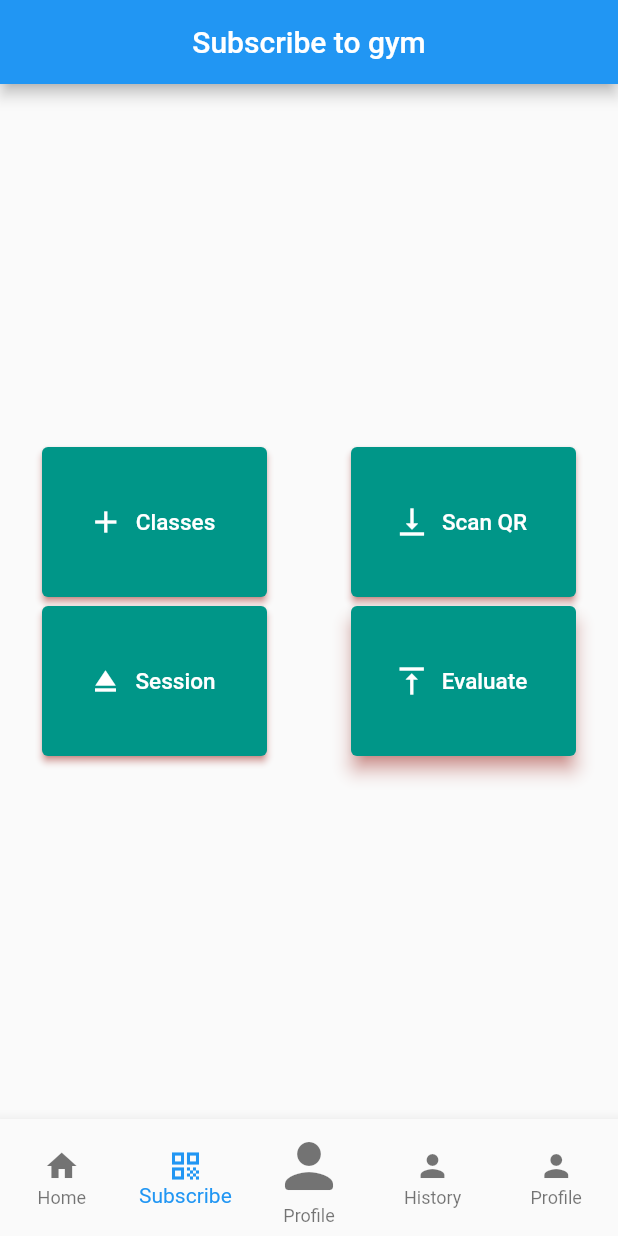
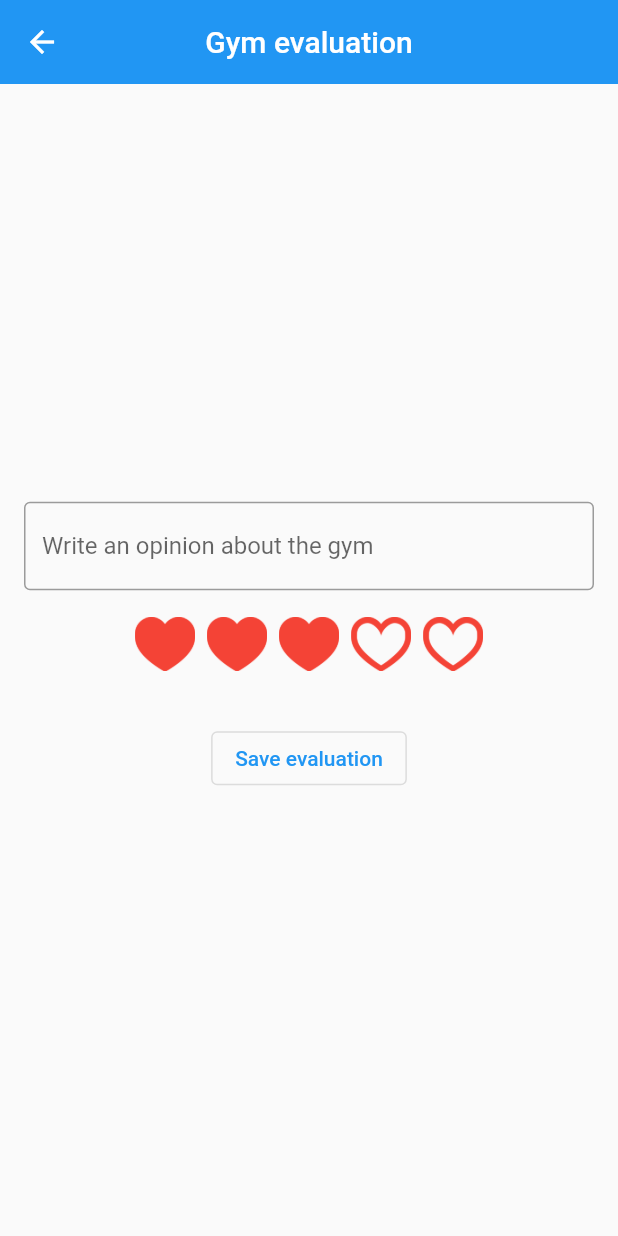
Before and after one commit to joao-martins-inf/trainees_flutter, a Flutter app: the screen it shows after launch, item 2 of the bottom bar chosen, after a tap on "Evaluate", on a phone screen of 412 x 824 dp. Run offline on Flutter 3.47's test engine with Material 2 defaults, Android fonts, the phone set to English and light mode, and no system bars; drawn by our look-alikes of flutter_rating_bar; missing offline and left inert: qr_code_scanner.

Commit message:
Evaluate gym done

```diff
--- a/lib/main.dart
+++ b/lib/main.dart
@@ -1,6 +1,7 @@
 import 'package:flutter/material.dart';
 import 'package:trainees_flutter/screens/home.dart';
-import 'package:trainees_flutter/screens/login.dart';
+import 'package:trainees_flutter/screens/gym/qrScanner/qrScanner.dart';
+import 'package:trainees_flutter/screens/gym/evaluate/evaluate.dart';
 
 
 void main() {
@@ -13,7 +14,12 @@ class App extends StatelessWidget {
     return MaterialApp(
       title: 'Flutter Demo',
       debugShowCheckedModeBanner: false,
-      home: Home(),
+      initialRoute: '/home',
+      routes: {
+        '/home':(context) => Home(),
+        '/scan': (context) => QRViewExample(),
+        '/evaluate': (context) => Evaluate(),
+      },
     );
   }
 }
--- /dev/null
+++ b/lib/screens/gym/evaluate/evaluate.dart
@@ -0,0 +1,84 @@
+import 'package:flutter/material.dart';
+import 'package:flutter_rating_bar/flutter_rating_bar.dart';
+
+class Evaluate extends StatefulWidget{
+
+  @override
+  State<StatefulWidget> createState() => _EvaluateState();
+
+}
+
+class _EvaluateState extends State<Evaluate> {
+
+  @override
+  Widget build(BuildContext context) {
+    return Scaffold(
+      appBar:(AppBar(
+        backgroundColor: Colors.blue,
+        title: Text("Gym evaluation"),
+        centerTitle: true,
+        elevation:0,
+      )),
+      body:Center(
+        child: Column(
+          mainAxisAlignment: MainAxisAlignment.center,
+          crossAxisAlignment: CrossAxisAlignment.center,
+          children: [
+            Padding(
+                padding:EdgeInsets.symmetric(horizontal:16.0),
+                child:
+
+            TextFormField(
+                decoration: InputDecoration(
+                    border: OutlineInputBorder(),
+                    labelText: "Write an opinion about the gym",
+                ),
+
+            ),
+            ),
+          Padding(
+            padding:EdgeInsets.symmetric(vertical:16.0),
+            child:
+
+          RatingBar(
+          initialRating: 3,
+          direction: Axis.horizontal,
+          allowHalfRating: true,
+          itemCount: 5,
+          ratingWidget: RatingWidget(
+            full: _image('assets/images/heart.png'),
+            half: _image('assets/images/heart_half.png'),
+            empty: _image('assets/images/heart_border.png'),
+          ),
+          itemPadding: EdgeInsets.symmetric(horizontal: 4.0),
+          onRatingUpdate: (rating) {
+            print(rating);
+          },
+        ),
+          ),
+            Padding(
+              padding: EdgeInsets.symmetric(vertical: 16.0),
+              child:
+              OutlinedButton(
+                onPressed: () {
+                  // Respond to button press
+                },
+                child: Text("Save evaluation"),
+              )
+            )
+          ],
+        )
+      ),
+    );
+  }
+
+}
+
+Widget _image(String asset) {
+  return Image.asset(
+    asset,
+    height: 30.0,
+    width: 30.0,
+    color: Colors.red,
+  );
+}
--- a/lib/screens/gym/gym.dart
+++ b/lib/screens/gym/gym.dart
@@ -1,18 +1,13 @@
 import 'package:flutter/material.dart';
-import 'package:trainees_flutter/screens/gym/qrScanner/qrScanner.dart';
-
 
 class Gym extends StatefulWidget{
 
   @override
   State<StatefulWidget> createState() => _GymState();
 
-
 }
 
-
 class _GymState extends State<Gym> {
-
 
   @override
   Widget build(BuildContext context) {
@@ -23,11 +18,11 @@ class _GymState extends State<Gym> {
           builder: (context, orientation) {
             int count = 2;
             if(orientation == Orientation.landscape){
-              count = 3;
+              count = 4;
             }
             return GridView.count(
               shrinkWrap: true,
-              crossAxisCount: 2,
+              crossAxisCount: count,
 
               children: <Widget>[
                 Column(
@@ -78,7 +73,7 @@ class _GymState extends State<Gym> {
                     onPrimary: Colors.white,
                     shadowColor: Colors.red,
                     ),
-                  onPressed: () {QRViewExample();},
+                  onPressed: () {Navigator.pushNamed(context, '/scan');},
                   label:
                   Text('Scan QR', style: TextStyle(fontSize: 15.0)),
                   icon: Icon(Icons.vertical_align_bottom),
@@ -94,7 +89,7 @@ class _GymState extends State<Gym> {
                     onPrimary: Colors.white,
                     shadowColor: Colors.red,
                     elevation: 5,),
-                  onPressed: () {},
+                  onPressed: () {Navigator.pushNamed(context, '/evaluate');},
                   label:
                   Text('Evaluate', style: TextStyle(fontSize: 15.0)),
                   icon: Icon(Icons.vertical_align_top),
--- a/lib/screens/gym/qrScanner/qrScanner.dart
+++ b/lib/screens/gym/qrScanner/qrScanner.dart
@@ -22,6 +22,12 @@ class _QRViewExampleState extends State<QRViewExample> {
   @override
   Widget build(BuildContext context) {
     return Scaffold(
+      appBar:(AppBar(
+        backgroundColor: Colors.blue,
+        title: Text("Scan QRCode"),
+        centerTitle: true,
+        elevation:0,
+      )),
       body: Column(
         children: <Widget>[
           Expanded(flex: 4, child: _buildQrView(context)),
--- a/lib/screens/home.dart
+++ b/lib/screens/home.dart
@@ -15,7 +15,7 @@ class _HomeState extends State<Home> {
 
   List<String> get _appBarTitle => [
         "Home",
-        "Subscribe to gym",
+        "Gym",
         "Profile",
       "History"
       ];
@@ -51,7 +51,7 @@ class _HomeState extends State<Home> {
           ),
           BottomNavigationBarItem(
             icon: new Icon(Icons.qr_code),
-            label: "Subscribe",
+            label: "Gym",
           ),
           BottomNavigationBarItem(
             icon: new Icon(
@@ -61,7 +61,7 @@ class _HomeState extends State<Home> {
             label: "Profile",
           ),
           BottomNavigationBarItem(
-            icon: new Icon(Icons.person),
+            icon: new Icon(Icons.list_outlined),
             label: "History",
           ),
           BottomNavigationBarItem(
--- a/lib/screens/login.dart
+++ b/lib/screens/login.dart
@@ -50,7 +50,7 @@ class Login extends StatelessWidget {
 
   Widget _loginButton() {
     return ElevatedButton(
-      onPressed: () {},
+      onPressed: () => {},
       child: Text("login"),
     );
   }
--- a/lib/screens/profile.dart
+++ b/lib/screens/profile.dart
@@ -33,25 +33,7 @@ class MapScreenState extends State<Profile>
                       children: <Widget>[
                         Padding(
                             padding: EdgeInsets.only(left: 20.0, top: 20.0),
-                            child: new Row(
-                              crossAxisAlignment: CrossAxisAlignment.start,
-                              children: <Widget>[
-                                new Icon(
-                                  Icons.arrow_back_ios,
-                                  color: Colors.black,
-                                  size: 22.0,
-                                ),
-                                Padding(
-                                  padding: EdgeInsets.only(left: 25.0),
-                                  child: new Text('PROFILE',
-                                      style: TextStyle(
-                                          fontWeight: FontWeight.bold,
-                                          fontSize: 20.0,
-                                          fontFamily: 'sans-serif-light',
-                                          color: Colors.black)),
-                                )
-                              ],
-                            )),
+                        ),
                         Padding(
                           padding: EdgeInsets.only(top: 20.0),
                           child: new Stack(fit: StackFit.loose, children: <Widget>[
--- a/pubspec.yaml
+++ b/pubspec.yaml
@@ -30,6 +30,7 @@ dependencies:
   cupertino_icons: ^1.0.2
   qr_code_scanner: ^0.5.1
   http: ^0.13.3
+  flutter_rating_bar: ^4.0.0
 
 dev_dependencies:
   flutter_test:
@@ -52,6 +53,9 @@ flutter:
   #   - images/a_dot_ham.jpeg
   assets:
     - assets/images/as.png
+    - assets/images/heart.png
+    - assets/images/heart_border.png
+    - assets/images/heart_half.png
 
   # An image asset can refer to one or more resolution-specific "variants", see
   # https://flutter.dev/assets-and-images/#resolution-aware.
```
Also changed, not shown: assets/images/heart.png (added), assets/images/heart_border.png (added), assets/images/heart_half.png (added), pubspec.lock.
